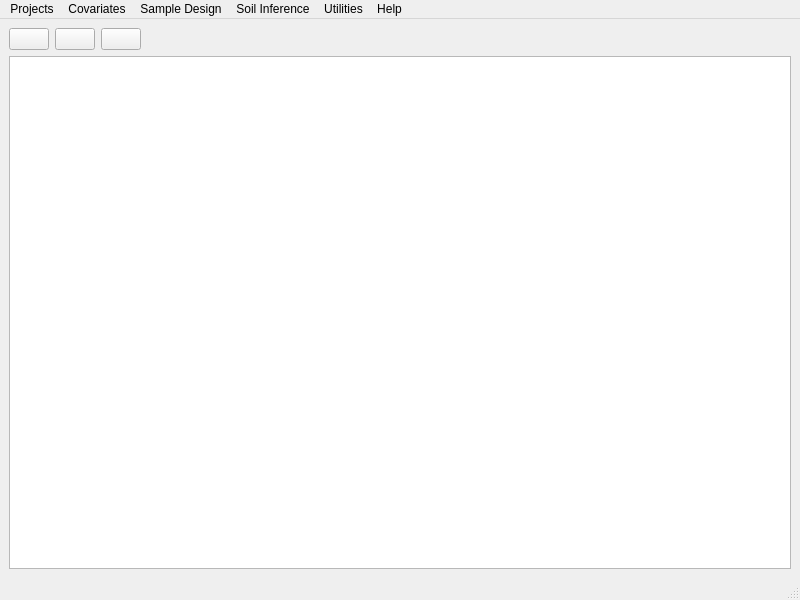
Above: mainwindow.ui from lreis2415/iSoLIM before the change. Below: the same form after it.
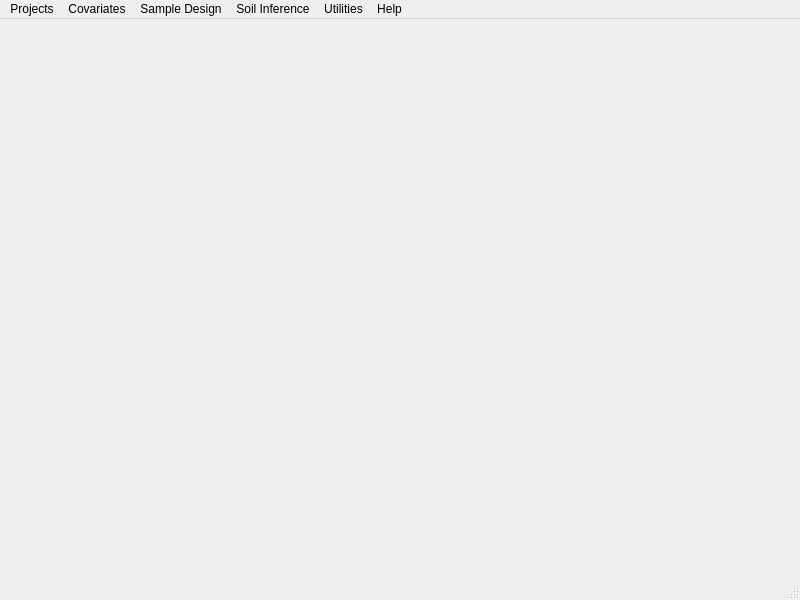
That is the form after the change. Icons and pictures are not drawn.

Commit message: layer/graphic view change

Diff of the .ui file:
```diff
--- a/mainwindow.ui
+++ b/mainwindow.ui
@@ -17,86 +17,7 @@
    <bool>true</bool>
   </property>
   <widget class="QWidget" name="centralwidget">
-   <layout class="QVBoxLayout" name="verticalLayout">
-    <item>
-     <layout class="QHBoxLayout" name="layerBtns_layout">
-      <item>
-       <widget class="QPushButton" name="zoomin_btn">
-        <property name="sizePolicy">
-         <sizepolicy hsizetype="Minimum" vsizetype="Fixed">
-          <horstretch>0</horstretch>
-          <verstretch>0</verstretch>
-         </sizepolicy>
-        </property>
-        <property name="text">
-         <string/>
-        </property>
-        <property name="icon">
-         <iconset>
-          <normaloff>C:/Users/zfhsandra/Pictures/zoomin.svg</normaloff>C:/Users/zfhsandra/Pictures/zoomin.svg</iconset>
-        </property>
-       </widget>
-      </item>
-      <item>
-       <widget class="QPushButton" name="zoomout_btn">
-        <property name="sizePolicy">
-         <sizepolicy hsizetype="Minimum" vsizetype="Fixed">
-          <horstretch>0</horstretch>
-          <verstretch>0</verstretch>
-         </sizepolicy>
-        </property>
-        <property name="text">
-         <string/>
-        </property>
-        <property name="icon">
-         <iconset>
-          <normaloff>C:/Users/zfhsandra/Pictures/zoomout.svg</normaloff>C:/Users/zfhsandra/Pictures/zoomout.svg</iconset>
-        </property>
-       </widget>
-      </item>
-      <item>
-       <widget class="QPushButton" name="layerInfo_btn">
-        <property name="sizePolicy">
-         <sizepolicy hsizetype="Minimum" vsizetype="Fixed">
-          <horstretch>0</horstretch>
-          <verstretch>0</verstretch>
-         </sizepolicy>
-        </property>
-        <property name="text">
-         <string/>
-        </property>
-        <property name="icon">
-         <iconset>
-          <normaloff>C:/Users/zfhsandra/Pictures/info1.png</normaloff>C:/Users/zfhsandra/Pictures/info1.png</iconset>
-        </property>
-       </widget>
-      </item>
-      <item>
-       <spacer name="horizontalSpacer">
-        <property name="orientation">
-         <enum>Qt::Horizontal</enum>
-        </property>
-        <property name="sizeHint" stdset="0">
-         <size>
-          <width>40</width>
-          <height>20</height>
-         </size>
-        </property>
-       </spacer>
-      </item>
-     </layout>
-    </item>
-    <item>
-     <widget class="QGraphicsView" name="graphicsView">
-      <property name="sizePolicy">
-       <sizepolicy hsizetype="Expanding" vsizetype="Expanding">
-        <horstretch>0</horstretch>
-        <verstretch>0</verstretch>
-       </sizepolicy>
-      </property>
-     </widget>
-    </item>
-   </layout>
+   <layout class="QVBoxLayout" name="verticalLayout"/>
   </widget>
   <widget class="QMenuBar" name="menubar">
    <property name="geometry">
```
Left out of the diff: 12 changed lines with no effect on the pictures. The commit also changes 11 other files.
